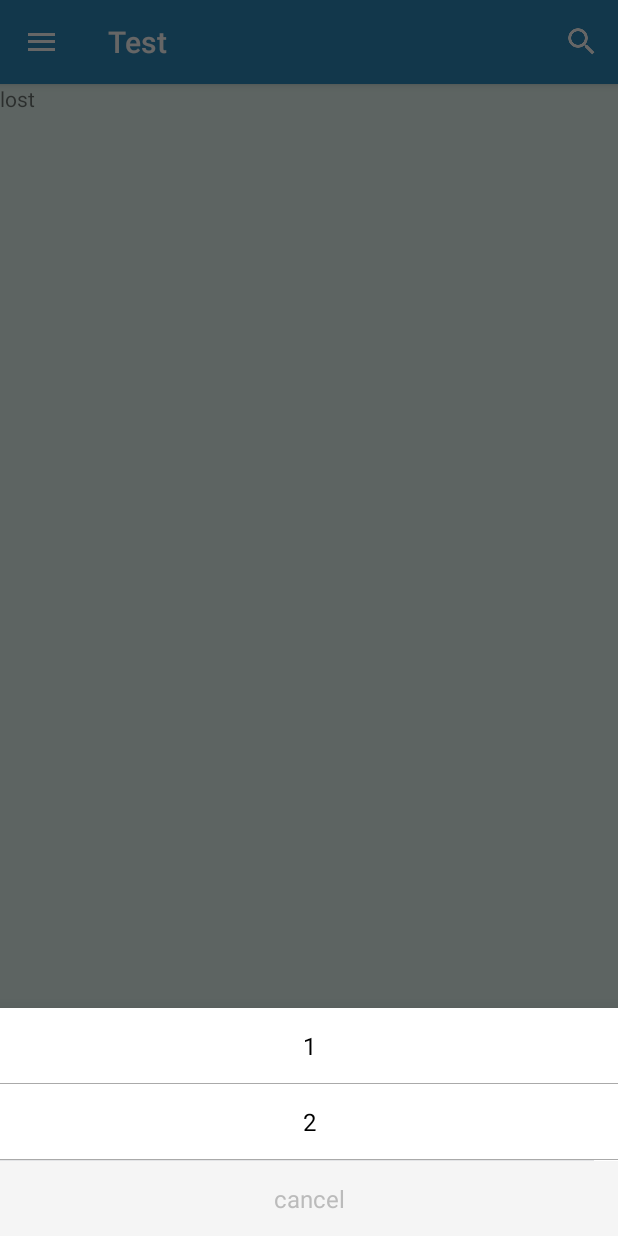
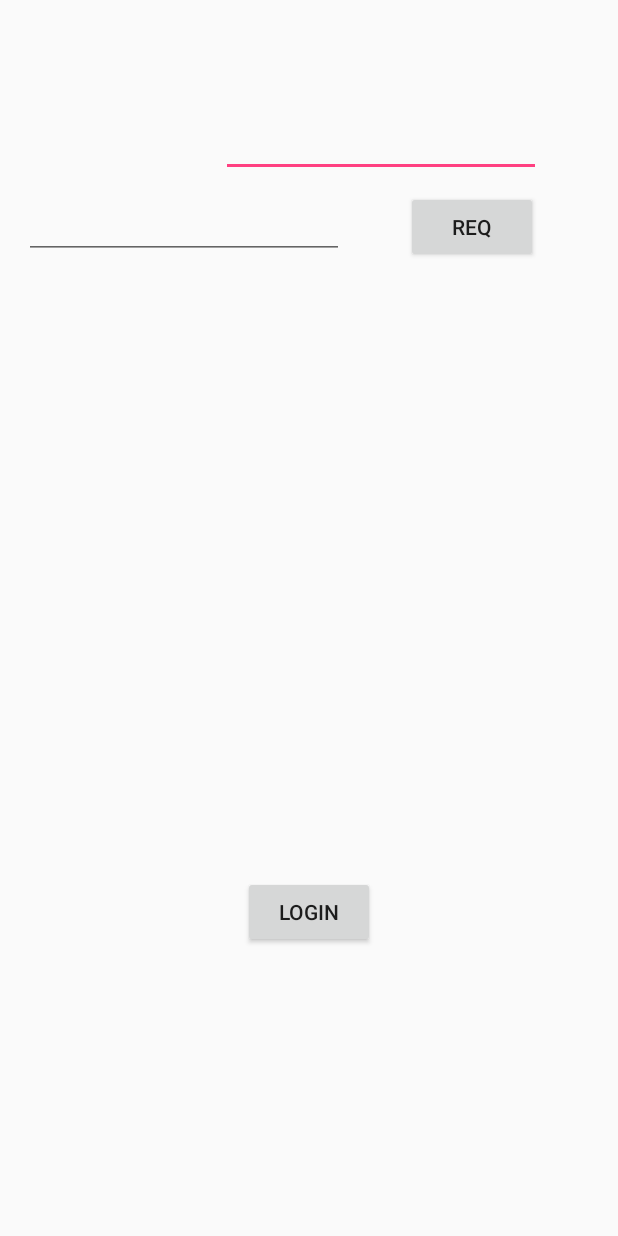
Before and after one commit to qq1766346508/NoLost, an Android app: the screen it shows after launch (MainActivity before the commit, LoginActivity after it), after a tap on "lost", on a phone screen of 412 x 824 dp. Run offline under Robolectric (Android 15) with nearby library versions, the phone set to English and light mode, and no system bars; libraries missing offline, so code that uses them is left out: cn.smssdk, cn.smssdk.gui, com.mob; 1 statement that could not run was skipped.

Commit message:
工具接入

```diff
--- a/app/src/main/AndroidManifest.xml
+++ b/app/src/main/AndroidManifest.xml
@@ -10,9 +10,7 @@
         android:roundIcon="@mipmap/ic_launcher_round"
         android:supportsRtl="true"
         android:theme="@style/AppTheme">
-        <activity android:name=".activity.BaseActivity">
-
-        </activity>
+        <activity android:name=".activity.BaseActivity"></activity>
         <activity
             android:name=".activity.MainActivity"
             android:label="@string/app_name">
@@ -22,6 +20,7 @@
                 <category android:name="android.intent.category.LAUNCHER" />
             </intent-filter>
         </activity>
+        <activity android:name=".activity.LoginActivity"></activity>
     </application>
 
 </manifest>
--- a/app/src/main/java/com/example/vivic/nolost/NoLostApplication.java
+++ b/app/src/main/java/com/example/vivic/nolost/NoLostApplication.java
@@ -2,6 +2,8 @@ package com.example.vivic.nolost;
 
 import android.app.Application;
 import android.content.Context;
+
+import com.mob.MobSDK;
 
 public class NoLostApplication extends Application {
     private static Context context;
@@ -9,7 +11,8 @@ public class NoLostApplication extends Application {
     @Override
     public void onCreate() {
         super.onCreate();
-        context=getApplicationContext();
+        context = getApplicationContext();
+        MobSDK.init(this);
     }
 
     public static Context getContext() {
--- /dev/null
+++ b/app/src/main/java/com/example/vivic/nolost/activity/LoginActivity.java
@@ -0,0 +1,37 @@
+package com.example.vivic.nolost.activity;
+
+import android.content.Context;
+import android.os.Bundle;
+import android.support.v7.app.AppCompatActivity;
+import android.widget.Button;
+import android.widget.EditText;
+
+import com.example.vivic.nolost.R;
+
+import java.util.HashMap;
+
+import cn.smssdk.EventHandler;
+import cn.smssdk.SMSSDK;
+import cn.smssdk.gui.RegisterPage;
+
+public class LoginActivity extends AppCompatActivity {
+
+    private EditText edPhone;
+    private EditText edCode;
+    private Button btnReq;
+    private Button btnLogin;
+
+    @Override
+    protected void onCreate(Bundle savedInstanceState) {
+        super.onCreate(savedInstanceState);
+        setContentView(R.layout.activity_login);
+        initview();
+    }
+
+    private void initview() {
+        edPhone = findViewById(R.id.ed_phone);
+        edCode = findViewById(R.id.ed_code);
+        btnReq = findViewById(R.id.btn_request_code);
+        btnLogin = findViewById(R.id.btn_login);
+    }
+}
--- a/app/src/main/java/com/example/vivic/nolost/fragment/LostFragment.java
+++ b/app/src/main/java/com/example/vivic/nolost/fragment/LostFragment.java
@@ -1,5 +1,6 @@
 package com.example.vivic.nolost.fragment;
 
+import android.content.Intent;
 import android.os.Bundle;
 import android.support.annotation.NonNull;
 import android.support.annotation.Nullable;
@@ -10,9 +11,7 @@ import android.view.ViewGroup;
 import android.widget.TextView;
 
 import com.example.vivic.nolost.R;
-import com.example.vivic.nolost.commonUtil.bottomDialog.ButtonItem;
-import com.example.vivic.nolost.commonUtil.bottomDialog.CommonBottomDialog;
-import com.example.vivic.nolost.commonUtil.toastUtil.ToastUtil;
+import com.example.vivic.nolost.activity.LoginActivity;
 
 public class LostFragment extends Fragment {
     private static final String TAG = LostFragment.class.getSimpleName();
@@ -43,30 +42,9 @@ public class LostFragment extends Fragment {
         tv.setOnClickListener(new View.OnClickListener() {
             @Override
             public void onClick(View v) {
-//                new ConfirmDialog.Builder().cancelText("cancel").cancelListener(new ConfirmDialog.Builder.CancelListener() {
-//                    @Override
-//                    public void onCancel() {
-//                        ToastUtil.showToast("cancel");
-//                    }
-//                }).confirmText("confirm").confirmListener(new ConfirmDialog.Builder.ConfirmListener() {
-//                    @Override
-//                    public void onConfirm() {
-//                        ToastUtil.showToast("confirm");
-//                    }
-//                }).content("neirong").build().show(getActivity());
-
-                new CommonBottomDialog.Builder(getContext()).item(new ButtonItem("1", new ButtonItem.OnClickListener() {
-                    @Override
-                    public void onClick() {
-                        ToastUtil.showToast("1");
-                    }
-                })).item(new ButtonItem("2", new ButtonItem.OnClickListener() {
-                    @Override
-                    public void onClick() {
-                        ToastUtil.showToast("2");
-                    }
-                })).build().show();
+                startActivity(new Intent(getActivity(), LoginActivity.class));
             }
         });
     }
+
 }
--- /dev/null
+++ b/app/src/main/res/layout/activity_login.xml
@@ -0,0 +1,49 @@
+<?xml version="1.0" encoding="utf-8"?>
+<android.support.constraint.ConstraintLayout xmlns:android="http://schemas.android.com/apk/res/android"
+    xmlns:app="http://schemas.android.com/apk/res-auto"
+    xmlns:tools="http://schemas.android.com/tools"
+    android:layout_width="match_parent"
+    android:layout_height="match_parent"
+    tools:context=".activity.LoginActivity">
+
+    <EditText
+        android:id="@+id/ed_phone"
+        android:layout_width="wrap_content"
+        android:layout_height="wrap_content"
+        android:layout_marginBottom="9dp"
+        android:layout_marginEnd="51dp"
+        android:ems="10"
+        android:inputType="phone"
+        app:layout_constraintBottom_toTopOf="@+id/ed_code"
+        app:layout_constraintEnd_toEndOf="parent" />
+
+    <Button
+        android:id="@+id/btn_request_code"
+        android:layout_width="wrap_content"
+        android:layout_height="wrap_content"
+        android:layout_marginEnd="2dp"
+        android:text="req"
+        app:layout_constraintBaseline_toBaselineOf="@+id/ed_code"
+        app:layout_constraintEnd_toEndOf="@+id/ed_phone" />
+
+    <EditText
+        android:id="@+id/ed_code"
+        android:layout_width="wrap_content"
+        android:layout_height="wrap_content"
+        android:layout_marginStart="16dp"
+        android:layout_marginTop="127dp"
+        android:ems="10"
+        android:inputType="number"
+        app:layout_constraintStart_toStartOf="parent"
+        app:layout_constraintTop_toTopOf="parent" />
+
+    <Button
+        android:id="@+id/btn_login"
+        android:layout_width="wrap_content"
+        android:layout_height="wrap_content"
+        android:layout_marginBottom="192dp"
+        android:text="login"
+        app:layout_constraintBottom_toBottomOf="parent"
+        app:layout_constraintEnd_toEndOf="parent"
+        app:layout_constraintStart_toStartOf="parent" />
+</android.support.constraint.ConstraintLayout>
--- a/build.gradle
+++ b/build.gradle
@@ -10,7 +10,7 @@ buildscript {
     dependencies {
         classpath 'com.android.tools.build:gradle:3.1.0'
         classpath "org.jetbrains.kotlin:kotlin-gradle-plugin:$kotlin_version"
-
+        classpath 'com.mob.sdk:MobSDK:+'
         // NOTE: Do not place your application dependencies here; they belong
         // in the individual module build.gradle files
     }
```
Also changed, not shown: app/build.gradle (+12 -0 lines), app/src/main/java/com/example/vivic/nolost/bean/Goods.java (added, +16 -0 lines), app/src/main/java/com/example/vivic/nolost/bean/Person.java (added, +12 -0 lines), app/src/main/res/layout/fragment_lost.xml (+13 -3 lines).
